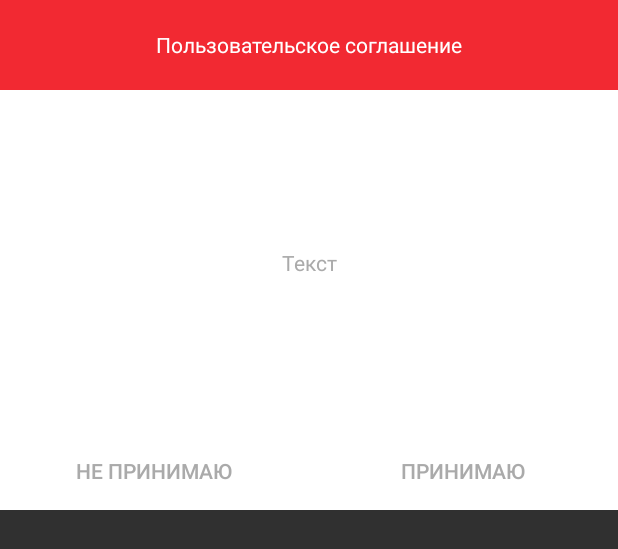
After one commit to kamikhai/Pain_Search, an Android app: the layout bottom_sheet.xml on its own in the app's theme, with its tools: preview values and no code run, on a phone screen of 412 x 824 dp. The commit adds this screen. Shown: the top 549 px of the screen. Run offline under Robolectric (Android 15) with nearby library versions, the phone set to English and light mode, and no system bars.

Commit message:
Пользовательское соглашение

```diff
--- a/app/src/main/java/com/example/rrota/pain_s/Profile.java
+++ b/app/src/main/java/com/example/rrota/pain_s/Profile.java
@@ -48,6 +48,7 @@ public class Profile extends AppCompatActivity implements View.OnClickListener {
     private String name, surname, email;
     private ImageView photo;
     private int ph;
+
 
 
     //Получение данных пользователя
--- /dev/null
+++ b/app/src/main/res/layout/bottom_sheet.xml
@@ -0,0 +1,59 @@
+<?xml version="1.0" encoding="utf-8"?>
+<LinearLayout xmlns:android="http://schemas.android.com/apk/res/android"
+    xmlns:app="http://schemas.android.com/apk/res-auto"
+    android:id="@+id/bottom_sheet"
+    android:layout_width="match_parent"
+    android:layout_height="340dp"
+    android:background="@android:color/background_light"
+    android:orientation="vertical"
+    app:behavior_hideable="false"
+    app:behavior_peekHeight="60dp"
+    app:layout_behavior="android.support.design.widget.BottomSheetBehavior">
+
+
+        <TextView
+            android:id="@+id/soglash"
+        android:layout_width="match_parent"
+        android:layout_height="60dp"
+        android:gravity="center"
+            android:background="@color/colorActivityTwo"
+        android:text="Пользовательское соглашение"
+        android:textColor="@android:color/white" />
+
+
+    <TextView
+        android:layout_width="match_parent"
+        android:layout_height="230dp"
+        android:gravity="center"
+        android:text="Текст"
+        android:textColor="@android:color/darker_gray" />
+
+
+    <LinearLayout
+        android:layout_width="match_parent"
+        android:layout_height="50dp"
+        android:orientation="horizontal">
+
+        <Button
+            android:id="@+id/no"
+            android:layout_width="0dp"
+            android:layout_weight="1"
+            android:layout_height="wrap_content"
+            android:background="@null"
+            android:text="Не принимаю"
+            android:textColor="@android:color/darker_gray" />
+
+
+        <Button
+            android:id="@+id/yes"
+            android:layout_weight="1"
+            android:layout_width="0dp"
+            android:layout_height="wrap_content"
+            android:background="@null"
+            android:text="Принимаю"
+            android:textColor="@android:color/darker_gray" />
+
+    </LinearLayout>
+
+
+</LinearLayout>
--- a/app/src/main/res/layout/welcome_screen1.xml
+++ b/app/src/main/res/layout/welcome_screen1.xml
@@ -7,7 +7,6 @@
     android:layout_height="match_parent"
     android:background="@color/deep_purple"
    >
-
 
     <ImageView
         android:id="@+id/imageView5"
@@ -60,5 +59,4 @@
         app:layout_constraintStart_toStartOf="parent"
         app:layout_constraintTop_toBottomOf="@+id/textView11" />
 
-
-</android.support.constraint.ConstraintLayout>
+    </android.support.constraint.ConstraintLayout>
```
Also changed, not shown: app/src/main/java/com/example/rrota/pain_s/WelcomeActivity.java (+43 -14 lines), app/src/main/res/layout/activity_welcome.xml (+8 -5 lines), app/src/main/res/layout/welcome_screen3.xml (+10 -3 lines).
